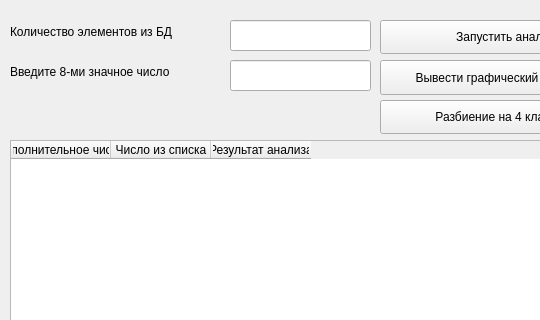
This is MainWindow.ui in Adelaaas/Guess_the_numbers as Qt 5 draws it before an edit; both pictures show x 0 to 540 and y 0 to 320 of the 641 by 453 pixel window. The edited form follows.
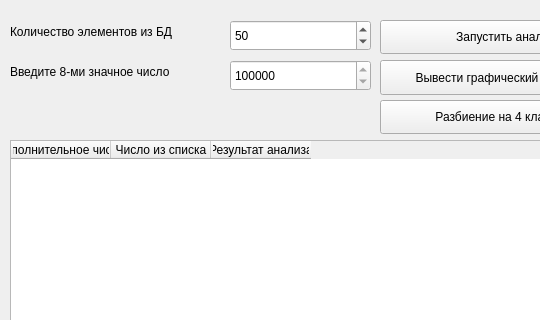
This is the edited form.

Commit message: Обновил интерфейс. Связал нажатие кнопки с вызовом функций кластеризации и старта анализа. Вынес списочный анализ PN в отдельшую функцию. Сделал обработку ошибки при кластеризации менее чем на 4 кластера.

Patch:
```diff
--- a/MainWindow.ui
+++ b/MainWindow.ui
@@ -14,16 +14,6 @@
    <string>MainWindow</string>
   </property>
   <widget class="QWidget" name="centralwidget">
-   <widget class="QLineEdit" name="countLineEdit_2">
-    <property name="geometry">
-     <rect>
-      <x>230</x>
-      <y>60</y>
-      <width>141</width>
-      <height>31</height>
-     </rect>
-    </property>
-   </widget>
    <widget class="QLabel" name="label">
     <property name="geometry">
      <rect>
@@ -63,16 +53,6 @@
      <string>Введите 8-ми значное число</string>
     </property>
    </widget>
-   <widget class="QLineEdit" name="countLineEdit">
-    <property name="geometry">
-     <rect>
-      <x>230</x>
-      <y>20</y>
-      <width>141</width>
-      <height>31</height>
-     </rect>
-    </property>
-   </widget>
    <widget class="QPushButton" name="kmeansPushButton">
     <property name="geometry">
      <rect>
@@ -124,6 +104,44 @@
      </property>
     </column>
    </widget>
+   <widget class="QSpinBox" name="countSpinBox">
+    <property name="geometry">
+     <rect>
+      <x>230</x>
+      <y>20</y>
+      <width>141</width>
+      <height>31</height>
+     </rect>
+    </property>
+    <property name="minimum">
+     <number>1</number>
+    </property>
+    <property name="maximum">
+     <number>10000</number>
+    </property>
+    <property name="value">
+     <number>50</number>
+    </property>
+   </widget>
+   <widget class="QSpinBox" name="dopNumberSpinBox">
+    <property name="geometry">
+     <rect>
+      <x>230</x>
+      <y>60</y>
+      <width>141</width>
+      <height>31</height>
+     </rect>
+    </property>
+    <property name="minimum">
+     <number>10000000</number>
+    </property>
+    <property name="maximum">
+     <number>99999999</number>
+    </property>
+    <property name="value">
+     <number>11111111</number>
+    </property>
+   </widget>
   </widget>
  </widget>
  <resources/>
```
The commit also changes 4 other files.
